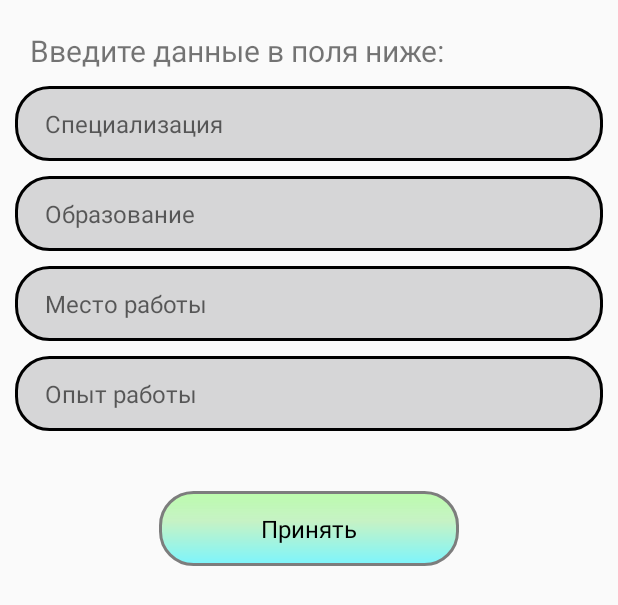
After one commit to AvaRav/Messenger, an Android app: the layout fragment_about.xml on its own in the app's theme, with its tools: preview values and no code run, on a phone screen of 412 x 824 dp. The commit adds this screen. Shown: the top 605 px of the screen. Run offline under Robolectric (Android 15) with nearby library versions, the phone set to English and light mode, and no system bars.

Commit message:
add data to realtime datebase

```diff
--- /dev/null
+++ b/app/src/main/res/layout/fragment_about.xml
@@ -0,0 +1,78 @@
+<?xml version="1.0" encoding="utf-8"?>
+<androidx.constraintlayout.widget.ConstraintLayout xmlns:android="http://schemas.android.com/apk/res/android"
+    xmlns:app="http://schemas.android.com/apk/res-auto"
+    xmlns:tools="http://schemas.android.com/tools"
+    android:layout_width="match_parent"
+    android:layout_height="match_parent"
+    tools:context=".ui.fragments.AboutFragment">
+
+    <TextView
+        android:id="@+id/EnterData"
+        android:layout_width="match_parent"
+        android:layout_height="wrap_content"
+        android:layout_margin="@dimen/large_margin_top"
+        android:text="@string/enter_data_settings"
+        android:textSize="@dimen/large_text_size"
+        app:layout_constraintEnd_toEndOf="parent"
+        app:layout_constraintStart_toStartOf="parent"
+        app:layout_constraintTop_toTopOf="parent" />
+
+    <EditText
+        android:id="@+id/settings_input_specialization"
+        style="@style/app_edit_text_style"
+        android:layout_marginTop="365dp"
+        android:hint="@string/change_specialization_hint"
+        app:layout_constraintEnd_toEndOf="parent"
+        app:layout_constraintHorizontal_bias="0.842"
+        app:layout_constraintStart_toStartOf="parent"
+        app:layout_constraintTop_toBottomOf="@+id/EnterData" />
+
+    <EditText
+        android:id="@+id/settings_input_education"
+        style="@style/app_edit_text_style"
+        android:layout_width="match_parent"
+        android:hint="@string/change_education_hint"
+        android:inputType="text"
+        app:layout_constraintEnd_toEndOf="parent"
+        app:layout_constraintStart_toStartOf="parent"
+        app:layout_constraintTop_toBottomOf="@+id/settings_input_specialization" />
+
+    <EditText
+        android:id="@+id/settings_input_working"
+        style="@style/app_edit_text_style"
+        android:layout_width="match_parent"
+        android:hint="@string/change_working_hint"
+        android:inputType="text"
+        app:layout_constraintEnd_toEndOf="parent"
+        app:layout_constraintStart_toStartOf="parent"
+        app:layout_constraintTop_toBottomOf="@+id/settings_input_education" />
+
+    <EditText
+        android:id="@+id/settings_input_experience"
+        style="@style/app_edit_text_style"
+        android:layout_width="match_parent"
+        android:hint="@string/change_experience_hint"
+        android:inputType="text"
+        app:layout_constraintEnd_toEndOf="parent"
+        app:layout_constraintStart_toStartOf="parent"
+        app:layout_constraintTop_toBottomOf="@+id/settings_input_working" />
+
+    <ImageButton
+        android:id="@+id/ChangeAboutButton"
+        style="@style/app_button_style"
+        app:layout_constraintEnd_toEndOf="parent"
+        app:layout_constraintStart_toEndOf="@+id/settings_input_experience"
+        app:layout_constraintStart_toStartOf="parent"
+        app:layout_constraintTop_toBottomOf="@+id/settings_input_experience" />
+
+    <TextView
+        android:id="@+id/ChangeAboutText"
+        android:text="@string/accept_text"
+        app:layout_constraintBottom_toBottomOf="@+id/ChangeAboutButton"
+        app:layout_constraintEnd_toEndOf="@+id/ChangeAboutButton"
+        app:layout_constraintStart_toStartOf="@+id/ChangeAboutButton"
+        app:layout_constraintTop_toTopOf="@+id/ChangeAboutButton"
+        style="@style/app_button_text_style" />
+
+
+</androidx.constraintlayout.widget.ConstraintLayout>
--- a/app/src/main/res/layout/fragment_second_register.xml
+++ b/app/src/main/res/layout/fragment_second_register.xml
@@ -29,7 +29,7 @@
         android:id="@+id/reg_subname"
         style="@style/registration_edit_text_style"
         android:layout_marginTop="@dimen/max_large_margin_top"
-        android:hint="@string/subname_hint"
+        android:hint="@string/surname_hint"
         app:layout_constraintEnd_toEndOf="parent"
         app:layout_constraintHorizontal_bias="0.505"
         app:layout_constraintStart_toStartOf="parent"
--- a/app/src/main/res/values/dimens.xml
+++ b/app/src/main/res/values/dimens.xml
@@ -34,6 +34,7 @@
     <dimen name="registration_button_width">265dp</dimen>
     <dimen name="registration_button_height">56dp</dimen>
     <dimen name="default_margin_bottom">80dp</dimen>
+    <dimen name="large_margin_bottom">120dp</dimen>
 
 
 </resources>
--- a/app/src/main/res/values/strings.xml
+++ b/app/src/main/res/values/strings.xml
@@ -7,7 +7,7 @@
     <string name="settings_account">Аккаунт</string>
     <string name="settings_label_change_number">Нажмите чтобы изменить номер телефона</string>
     <string name="change_fio">Нажмите, чтобы изменить данные</string>
-    <string name="settings_about_me">Напишите что-нибудь о себе</string>
+    <string name="settings_about_me">Заполните данные о себе</string>
     <string name="settings_about">О себе</string>
     <string name="additional_change_photo">Нажмите, чтобы изменить фотографию</string>
     <string name="change_photo">Выбрать фото</string>
@@ -20,10 +20,20 @@
     <string name="hello_blank_fragment">Hello blank fragment</string>
     <string name="welcome_to">Welcome to</string>
     <string name="re_passport">Повторите пароль</string>
-    <string name="subname_hint">Фамилия</string>
+    <string name="surname_hint">Фамилия</string>
     <string name="name_hint">Имя</string>
     <string name="specialization_hint">Специализация</string>
     <string name="work_hint">Место работы</string>
     <string name="Further">Далее</string>
     <string name="registration_button">Регистрация</string>
+    <string name="change_name_hint">Введите ваше имя</string>
+    <string name="change_surname_hint">Введите вашу фамилию</string>
+    <string name="accept_text">Принять</string>
+    <string name="not_specified">Не указано</string>
+    <string name="fill_in_all_fields">Заполните все поля!</string>
+    <string name="change_specialization_hint">Специализация</string>
+    <string name="change_education_hint">Образование</string>
+    <string name="change_working_hint">Место работы</string>
+    <string name="change_experience_hint">Опыт работы</string>
+    <string name="enter_data_settings">Введите данные в поля ниже:</string>
 </resources>
--- a/app/src/main/res/values/styles.xml
+++ b/app/src/main/res/values/styles.xml
@@ -121,4 +121,22 @@
         <item name="android:textColor">@color/black</item>
         <item name="android:textSize">@dimen/registration_text_size</item>
     </style>
+
+    <style name="app_edit_text_style" parent="registration_edit_text_style">
+        <item name="android:textSize">@dimen/normal_text_size</item>
+        <item name="android:inputType">text</item>
+        <item name="android:layout_width">match_parent</item>
+        <item name="android:layout_height">50dp</item>
+        <item name="android:layout_margin">@dimen/default_margin_top</item>
+    </style>
+
+    <style name="app_button_style" parent="registration_button_style">
+        <item name="android:layout_width">200dp</item>
+        <item name="android:layout_height">50dp</item>
+        <item name="android:contentDescription">Кнопка изменения имени и фамилии</item>
+    </style>
+
+    <style name="app_button_text_style" parent="registration_button_text_style">
+        <item name="android:textSize">@dimen/normal_text_size</item>
+    </style>
 </resources>
```
Also changed, not shown: app/src/main/java/com/example/saluslink/models/User.kt (added, +13 -0 lines), app/src/main/java/com/example/saluslink/ui/fragments/AboutFragment.kt (added, +78 -0 lines), app/src/main/java/com/example/saluslink/ui/fragments/ChangeNameFragment.kt (added, +49 -0 lines), app/src/main/java/com/example/saluslink/ui/fragments/SecondRegisterFragment.kt (+7 -4 lines), app/src/main/java/com/example/saluslink/ui/fragments/SettingsFragment.kt (+14 -0 lines), app/src/main/java/com/example/saluslink/utilits/firebase.kt (+5 -7 lines), app/src/main/res/layout/fragment_change_name.xml (added, +57 -0 lines).
